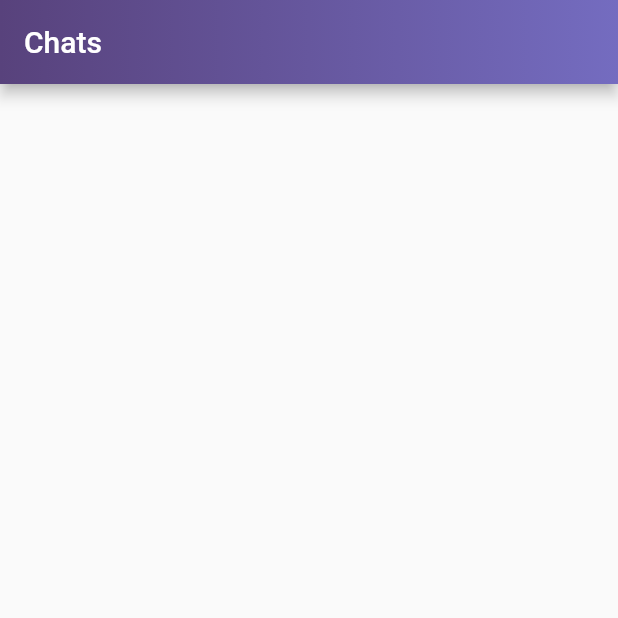
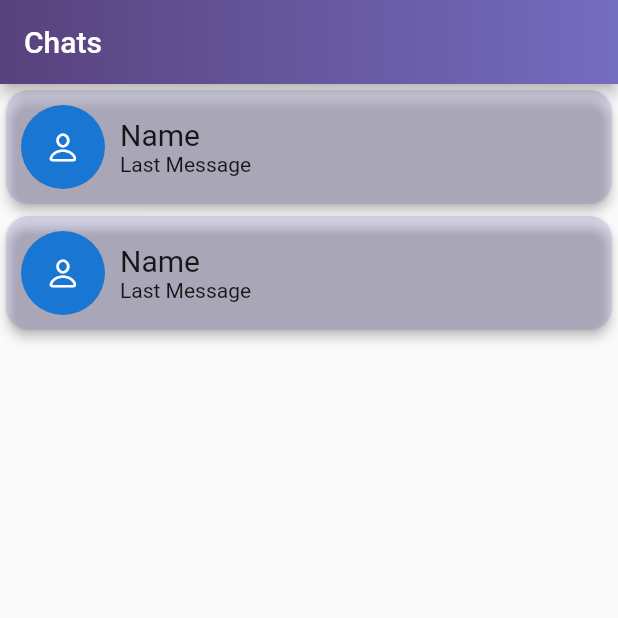
Before and after one commit to Ajzl/Chat_App, a Flutter app: the Home_Screen screen opened directly, on a phone screen of 412 x 824 dp, the top half of it. Run offline on Flutter 3.47's test engine with Material 2 defaults, Android fonts, the phone set to English and light mode, and no system bars; our stand-ins replace firebase_auth, firebase_core, firebase_messaging; accounts and stored records are empty.

Commit message:
Home_Screen Design

```diff
--- a/lib/screens/home_screen/home_screen.dart
+++ b/lib/screens/home_screen/home_screen.dart
@@ -22,9 +22,43 @@ class _Home_ScreenState extends State<Home_Screen> {
             )),
           ),
         ),
-      body: Container(
-          // color: Color(),
+        body: ListView.builder(
+          itemCount: 2,
+          itemBuilder: (context, index) => Card(
+            color: Color(0xFF746CC0).withOpacity(.2),
+            shape:
+                RoundedRectangleBorder(borderRadius: BorderRadius.circular(15)),
+            elevation: 3,
+            child: InkWell(
+              borderRadius: BorderRadius.circular(15),
+              onTap: () {},
+              child: Padding(
+                padding: const EdgeInsets.all(10.0),
+                child: Row(
+                  children: [
+                    CircleAvatar(
+                        child: Icon(CupertinoIcons.person), radius: 28),
+                    SizedBox(
+                      width: 10,
                     ),
-    );
+                    Column(
+                      crossAxisAlignment: CrossAxisAlignment.start,
+                      children: [
+                        Text(
+                          "Name",
+                          style: TextStyle(fontSize: 20),
+                        ),
+                        Text(
+                          "Last Message",
+                          style: TextStyle(fontSize: 14),
+                        ),
+                      ],
+                    ),
+                  ],
+                ),
+              ),
+            ),
+          ),
+        ));
   }
 }
```
Lines whose indentation alone changed are shown as unchanged.
